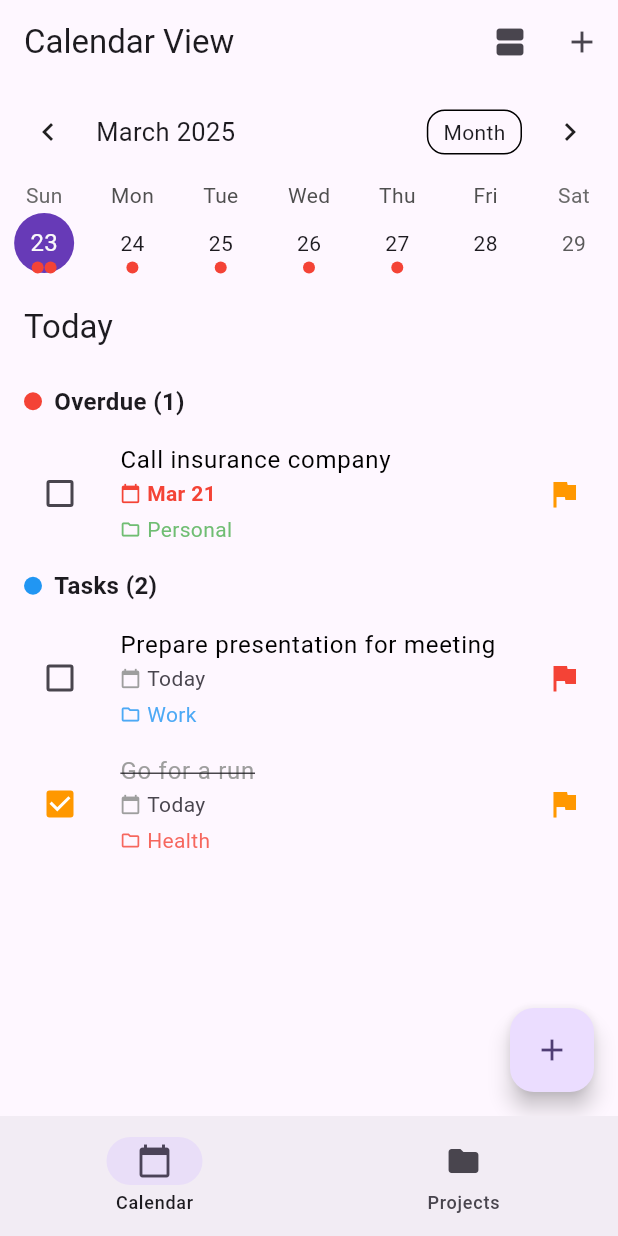
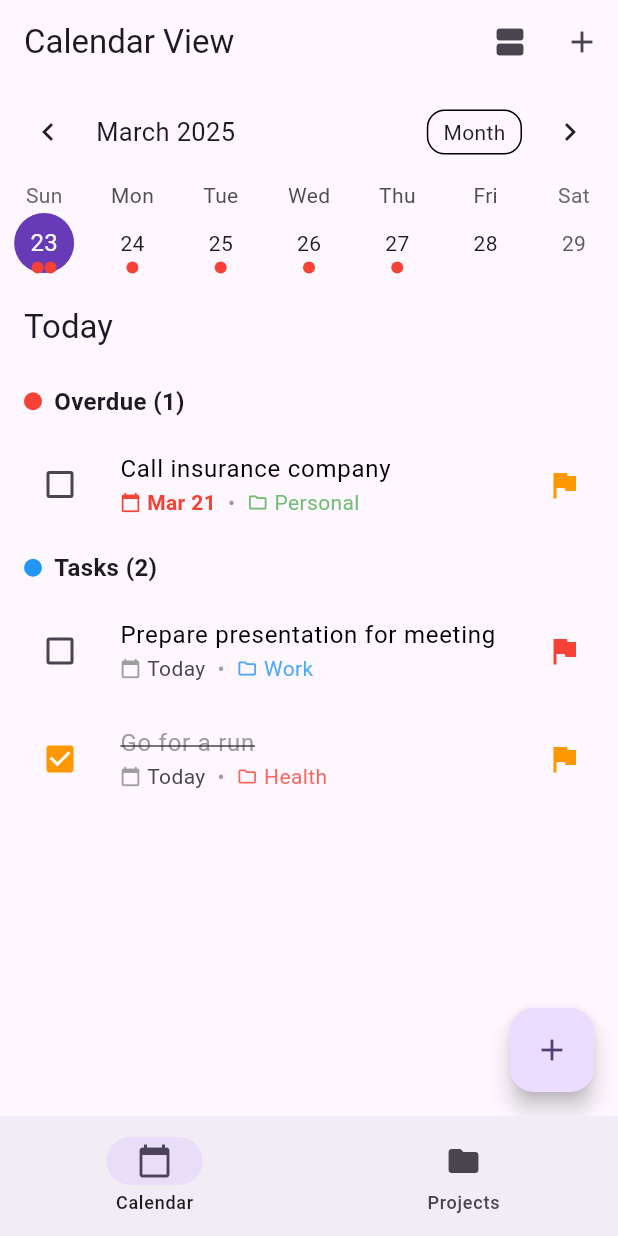
Before and after one commit to MOVING2014/GTD4, a Flutter app: the screen it shows after launch, on a phone screen of 412 x 824 dp. Run offline on Flutter 3.47's test engine with Material 3 defaults, Android fonts, the phone set to English and light mode, and no system bars; drawn by our look-alikes of flutter_slidable, table_calendar.

Commit message:
日期和项目放在同一行展现

```diff
--- a/lib/widgets/task_list_item.dart
+++ b/lib/widgets/task_list_item.dart
@@ -135,7 +135,7 @@ class TaskListItem extends StatelessWidget {
   }
 
   Widget _buildSubtitle(Project? project) {
-    final List<Widget> elements = [];
+    final List<Widget> rowItems = [];
 
     // 显示到期日期（如果有）
     if (task.dueDate != null) {
@@ -143,8 +143,9 @@ class TaskListItem extends StatelessWidget {
           ? 'Today'
           : DateFormat.MMMd().format(task.dueDate!);
 
-      elements.add(
+      rowItems.add(
         Row(
+          mainAxisSize: MainAxisSize.min,
           children: [
             Icon(
               Icons.calendar_today,
@@ -166,12 +167,19 @@ class TaskListItem extends StatelessWidget {
 
     // 显示项目信息（如果有）
     if (project != null) {
-      if (elements.isNotEmpty) {
-        elements.add(const SizedBox(height: 4));
+      // 如果已经有日期信息，添加间隔
+      if (rowItems.isNotEmpty) {
+        rowItems.add(
+          const Padding(
+            padding: EdgeInsets.symmetric(horizontal: 8.0),
+            child: Text('•', style: TextStyle(color: Colors.grey)),
+          ),
+        );
       }
 
-      elements.add(
+      rowItems.add(
         Row(
+          mainAxisSize: MainAxisSize.min,
           children: [
             Icon(
               Icons.folder_outlined,
@@ -190,13 +198,13 @@ class TaskListItem extends StatelessWidget {
       );
     }
 
-    if (elements.isEmpty) {
+    if (rowItems.isEmpty) {
       return const SizedBox.shrink();
     }
 
-    return Column(
-      crossAxisAlignment: CrossAxisAlignment.start,
-      children: elements,
+    return Row(
+      children: rowItems,
+      crossAxisAlignment: CrossAxisAlignment.center,
     );
   }
 }
```
